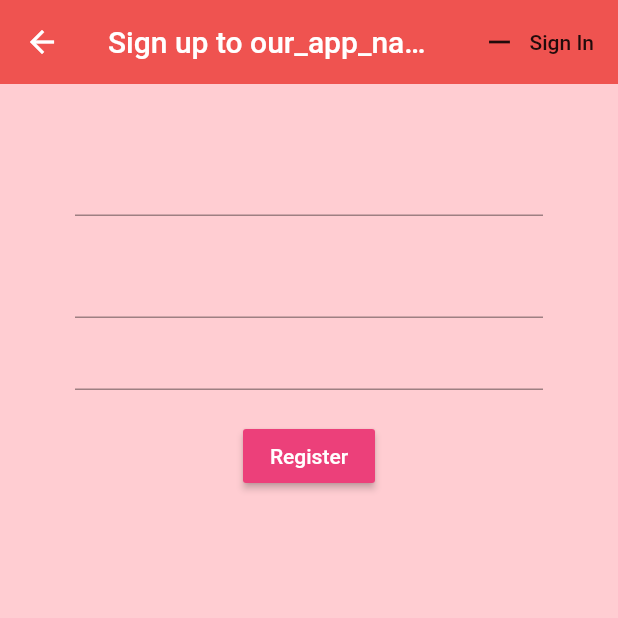
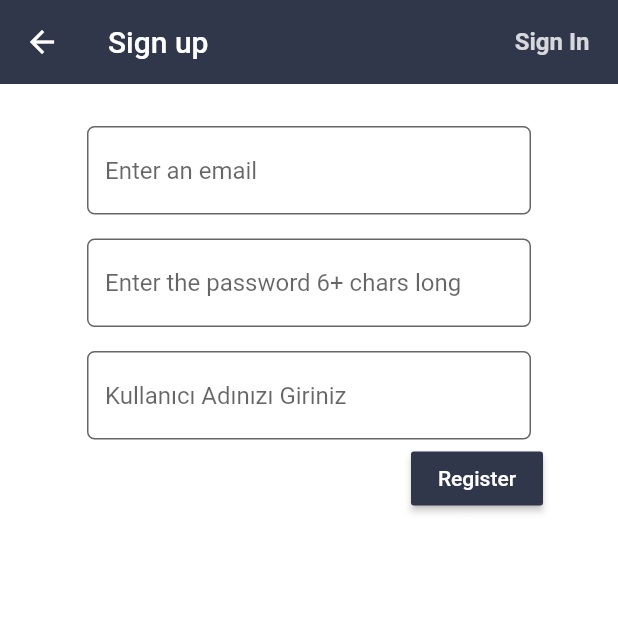
Before and after one commit to fburaktrd/Nudil, a Flutter app: the Register screen opened directly, on a phone screen of 412 x 824 dp, the top half of it. Run offline on Flutter 3.47's test engine with Material 2 defaults, Android fonts, the phone set to English and light mode, and no system bars; our stand-ins replace firebase_auth, firebase_database, google_fonts, numberpicker, table_calendar; missing offline and left inert: day_night_time_picker; accounts and stored records are empty; network calls fail.

Commit message:
Giriş Sayfasını ve Register sayfası düzenlendi

```diff
--- a/lib/screens/authenticate/register.dart
+++ b/lib/screens/authenticate/register.dart
@@ -7,7 +7,6 @@ import 'package:flutter_first_app/services/auth.dart';
 class Register extends StatefulWidget {
   final Function toggleView;
   Register({this.toggleView});
-
 
   @override
   _RegisterState createState() => _RegisterState();
@@ -21,23 +20,31 @@ class _RegisterState extends State<Register> {
   String password = '';
   String error = '';
 
-
-
   @override
   Widget build(BuildContext context) {
     return Scaffold(
-      backgroundColor: Colors.red[100],
+      backgroundColor: Colors.white,
       appBar: AppBar(
-        backgroundColor: Colors.red[400],
+        backgroundColor: Color(0xff30374b),
         elevation: 0.0,
-        title: Text('Sign up to our_app_name'),
+        title: Text('Sign up'),
         actions: <Widget>[
-          FlatButton.icon(
-              icon: Icon(Icons.remove),
-              label: Text('Sign In'),
+          RawMaterialButton(
+              //icon: Icon(Icons.remove),
+              //label: Text('Sign In'),
+              child: Text(
+                "Sign In",
+                style: TextStyle(
+                    fontWeight: FontWeight.bold,
+                    fontSize: 16,
+                    color: Colors.white.withAlpha(205)),
+              ),
               onPressed: () {
                 //widget.toggleView();
+                Navigator.push(context, MaterialPageRoute(builder: (context) {
                   return SignIn();
+                }));
+                //return SignIn();
               })
         ],
       ),
@@ -46,36 +53,64 @@ class _RegisterState extends State<Register> {
         child: Form(
           key: _formKey,
           child: Column(
+            crossAxisAlignment: CrossAxisAlignment.end,
             children: <Widget>[
-              SizedBox(height: 20.0),
-              TextFormField(
+              //SizedBox(height: 20.0),
+              Padding(
+                padding: const EdgeInsets.all(8.0),
+                child: TextFormField(
                   validator: (val) => val.isEmpty ? 'Enter an email' : null,
                   onChanged: (val) {
                     setState(() => email = val);
-                  }),
-              SizedBox(
+                  },
+                  decoration: InputDecoration(
+                      hintText: "Enter an email",
+                      border: OutlineInputBorder(
+                          borderRadius: BorderRadius.circular(5)),
+                      filled: true,
+                      fillColor: Colors.white),
+                ),
+              ),
+              /*SizedBox(
                 height: 20.0,
-              ),
-              TextFormField(
+              ),*/
+              Padding(
+                padding: const EdgeInsets.all(8.0),
+                child: TextFormField(
                   obscureText: true,
                   validator: (val) => val.length < 6
                       ? 'Enter the password 6+ chars long'
                       : null,
                   onChanged: (val) {
                     setState(() => password = val);
-                  }),
-              TextFormField(
+                  },
+                  decoration: InputDecoration(
+                      hintText: "Enter the password 6+ chars long",
+                      border: OutlineInputBorder(
+                          borderRadius: BorderRadius.circular(5)),
+                      filled: true,
+                      fillColor: Colors.white),
+                ),
+              ),
+              Padding(
+                padding: const EdgeInsets.fromLTRB(8, 8, 8, 2),
+                child: TextFormField(
                   validator: (val) =>
                       val.isEmpty ? 'Kullanıcı Adınızı Giriniz' : null,
                   onChanged: (val) {
                     setState(() => displayName = val);
                   },
+                  decoration: InputDecoration(
+                      hintText: "Kullanıcı Adınızı Giriniz",
+                      border: OutlineInputBorder(
+                          borderRadius: BorderRadius.circular(5)),
+                      filled: true,
+                      fillColor: Colors.white),
                 ),
-              SizedBox(
-                height: 20.0,
               ),
+
               RaisedButton(
-                color: Colors.pink[400],
+                color: Color(0xff30374b),
                 child: Text(
                   'Register',
                   style: TextStyle(color: Colors.white),
```
Also changed, not shown: lib/screens/authenticate/sign_in.dart (+59 -102 lines). Lines whose indentation alone changed are shown as unchanged.
